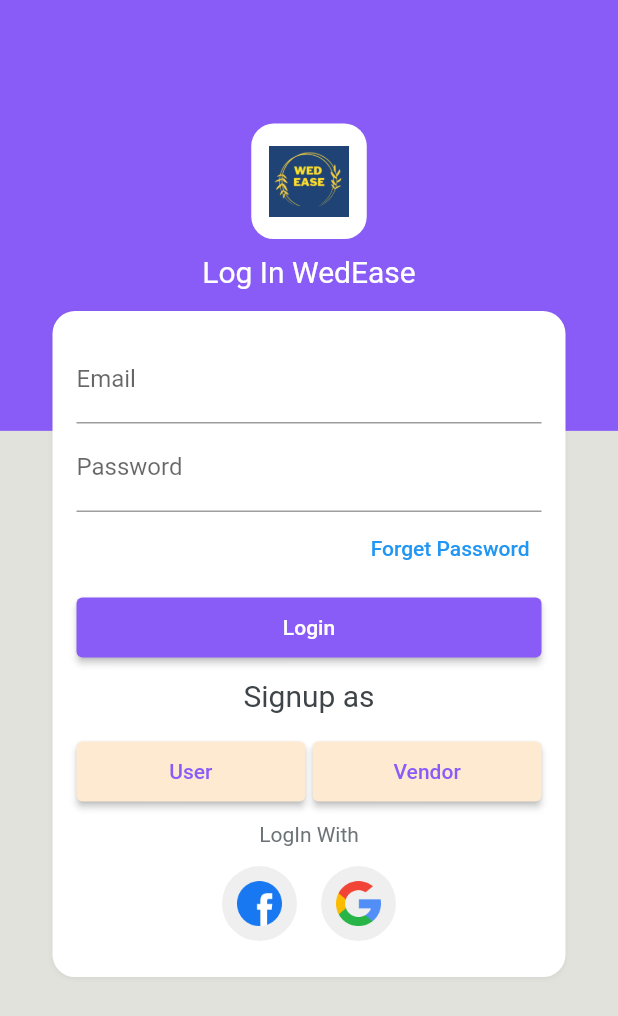
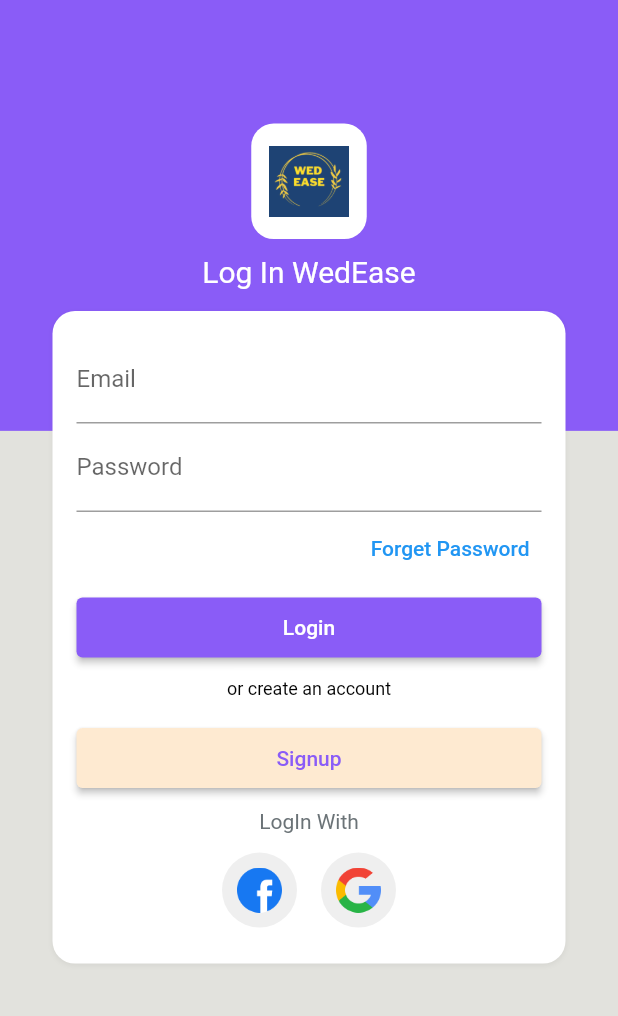
Before and after one commit to prabesh154/Wedease, a Flutter app: the screen it shows after launch, on a phone screen of 412 x 824 dp. Shown: the top 1016 px of the screen. Run offline on Flutter 3.47's test engine with Material 2 defaults, Android fonts, the light colour scheme and no system bars; our stand-ins replace cloud_firestore, firebase_auth, firebase_core, firebase_storage, get, image_picker and 1 more; accounts and stored records are empty; Roboto replaces fonts that are missing (sans_bold, sans_regular).

Commit message:
Removed vendor signup option

```diff
--- a/lib/views/splash_screen/auth_screen/login_screen.dart
+++ b/lib/views/splash_screen/auth_screen/login_screen.dart
@@ -78,10 +78,10 @@
                           ).box.width(context.screenWidth - 50).make(),
                     10.heightBox,
                     const Text(
-                      "Signup as",
+                      "or create an account",
                       style: TextStyle(
-                        color: darkFontGrey,
-                        fontSize: 20,
+                        color: Colors.black,
+                        fontSize: 12,
                         fontFamily: bold,
                       ),
                     ),
@@ -92,7 +92,7 @@
                         Expanded(
                           child: ourButton(
                             color: lightGolden,
-                            title: "User",
+                            title: "Signup",
                             textColor: blueColor,
                             onPress: () {
                               // user logic
@@ -100,18 +100,18 @@
                             },
                           ).box.make(),
                         ),
-                        const SizedBox(width: 5),
-                        Expanded(
-                          child: ourButton(
-                            color: lightGolden,
-                            title: "Vendor",
-                            textColor: blueColor,
-                            onPress: () {
-                              // vendor logic
-                              Get.to(() => const SignupScreen());
-                            },
-                          ).box.make(),
-                        ),
+                        // const SizedBox(width: 5),
+                        // Expanded(
+                        //   child: ourButton(
+                        //     color: lightGolden,
+                        //     title: "Vendor",
+                        //     textColor: blueColor,
+                        //     onPress: () {
+                        //       // vendor logic
+                        //       Get.to(() => const SignupScreen());
+                        //     },
+                        //   ).box.make(),
+                        // ),
                       ],
                     ),
                     10.heightBox,
```
